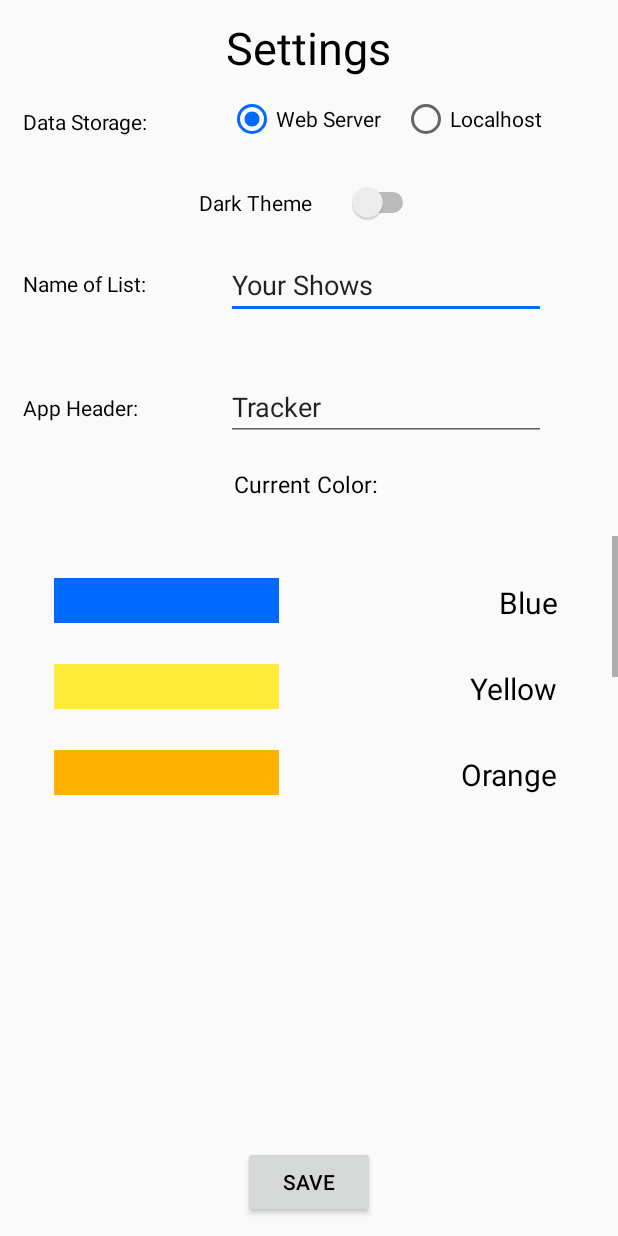
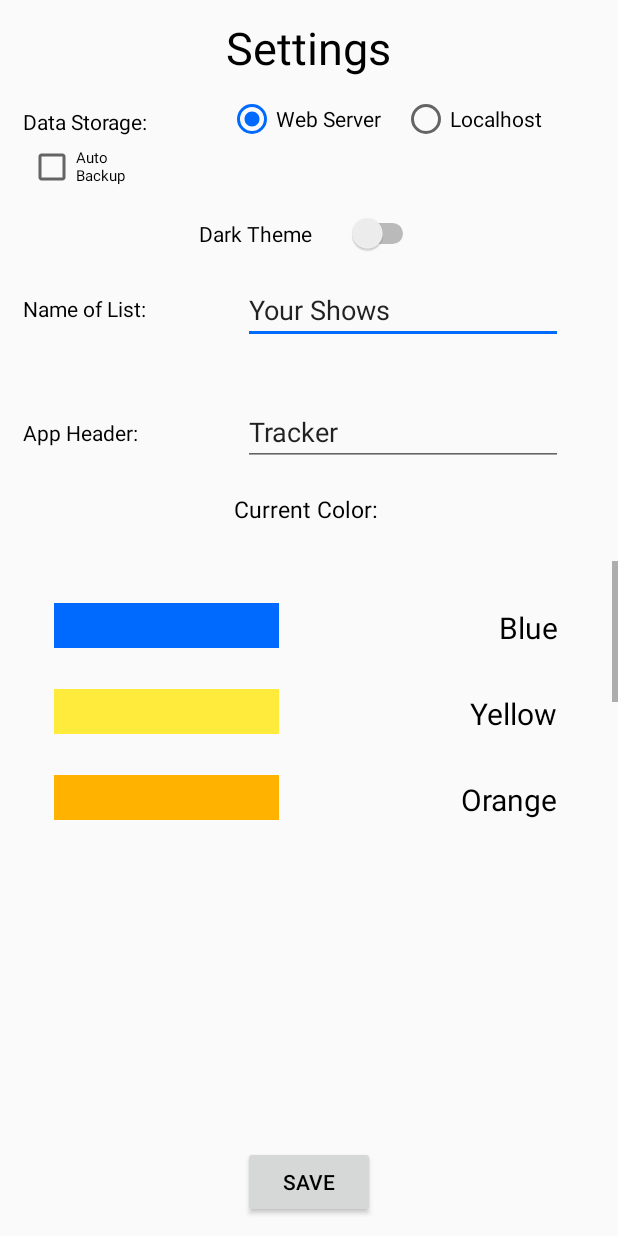
Before and after one commit to Achuna/Show_Tracker, an Android app: the MainActivity screen opened directly, with no data from a screen before it, in the options menu, after a tap on "Settings", on a phone screen of 412 x 824 dp. Run offline under Robolectric (Android 15) with nearby library versions, the phone set to English and light mode, and no system bars.

Commit message:
Added auto backup options to settings (Increase data stability)

```diff
--- a/app/src/main/java/com/example/achuna/tracker/Done.java
+++ b/app/src/main/java/com/example/achuna/tracker/Done.java
@@ -122,6 +122,7 @@ public class Done extends AppCompatActivity {
 
     public void backup() {
 
+        if(MainActivity.autoBackup) {
             ArrayList<DataObject> shows = new ArrayList<>();
             for (int i = 0; i < MainActivity.list.size(); i++) {
                 int notifications = (MainActivity.list.get(i).getNotifications())? 1:0;
@@ -159,6 +160,8 @@ public class Done extends AppCompatActivity {
                     }
                 }
             }).execute(shows);
+        }
+
     }
 
     @Override
--- a/app/src/main/java/com/example/achuna/tracker/EditorActivity.java
+++ b/app/src/main/java/com/example/achuna/tracker/EditorActivity.java
@@ -553,6 +553,7 @@ public class EditorActivity extends Activity {
 
     public void backup() {
 
+        if(MainActivity.autoBackup) {
             ArrayList<DataObject> shows = new ArrayList<>();
             for (int i = 0; i < MainActivity.list.size(); i++) {
                 int notifications = (MainActivity.list.get(i).getNotifications())? 1:0;
@@ -592,6 +593,7 @@ public class EditorActivity extends Activity {
             }).execute(shows);
         }
 
+    }
 
     public void saveAllData(ArrayList<Episode> a, ArrayList<Episode> b, ArrayList<Episode> c) {
         if (((a.size() + b.size() + c.size()) > 0)) database.clearShows();
--- a/app/src/main/java/com/example/achuna/tracker/MainActivity.java
+++ b/app/src/main/java/com/example/achuna/tracker/MainActivity.java
@@ -70,6 +70,8 @@ public class MainActivity extends AppCompatActivity implements NavigationView.On
     String backupTime = "0 Backups Found";
     static String localhostIP = "";
     static int dataStorage = 1; //1: Web server, 2: localhost
+    static boolean autoBackup = false;
+
 
     @Override
     protected void onCreate(Bundle savedInstanceState) {
@@ -89,6 +91,7 @@ public class MainActivity extends AppCompatActivity implements NavigationView.On
         SharedPreferences storage = getSharedPreferences("Storage", MODE_PRIVATE);
         localhostIP = storage.getString("ip", "");
         dataStorage = storage.getInt("host", 1);
+        autoBackup = storage.getBoolean("auto", false);
 
         SharedPreferences backup = getSharedPreferences("Backup Time", MODE_PRIVATE);
         backupTime = backup.getString("time", backupTime);
@@ -237,13 +240,14 @@ public class MainActivity extends AppCompatActivity implements NavigationView.On
     }
 
     public void backup() {
-
+        if(autoBackup) {
             new DatabaseBackup(MainActivity.this, localhostIP, dataStorage, new DatabaseBackup.AsyncResponse() {
                 @Override
                 public void processFinished(boolean result) {
                     if (result) setBackupTime();
                 }
             }).execute(getAllShows());
+        }
     }
 
     /**
--- a/app/src/main/java/com/example/achuna/tracker/Planning.java
+++ b/app/src/main/java/com/example/achuna/tracker/Planning.java
@@ -117,6 +117,7 @@ public class Planning extends AppCompatActivity {
 
     public void backup() {
 
+        if(MainActivity.autoBackup) {
             ArrayList<DataObject> shows = new ArrayList<>();
             for (int i = 0; i < MainActivity.list.size(); i++) {
                 int notifications = (MainActivity.list.get(i).getNotifications())? 1:0;
@@ -154,6 +155,8 @@ public class Planning extends AppCompatActivity {
                     }
                 }
             }).execute(shows);
+        }
+
     }
 
     @Override
--- a/app/src/main/java/com/example/achuna/tracker/Settings.java
+++ b/app/src/main/java/com/example/achuna/tracker/Settings.java
@@ -30,6 +30,7 @@ public class Settings extends AppCompatActivity {
     Button settingSaveBtn;
     RadioGroup radioGroup;
     RadioButton rbWeb, rbLocal;
+    CheckBox backupBox;
 
 
     boolean darkTheme = false;
@@ -88,6 +89,7 @@ public class Settings extends AppCompatActivity {
         radioGroup = findViewById(R.id.radioButtonStorageGroup);
         rbWeb = findViewById(R.id.webServerRB);
         rbLocal = findViewById(R.id.localHostRB);
+        backupBox = findViewById(R.id.backupCheckBox);
 
         darkThemeSwitch.setChecked(darkTheme);
 
@@ -97,13 +99,30 @@ public class Settings extends AppCompatActivity {
         settingMainScreenHeader.setText(titles.getString("Header", null));
 
 
-        if (MainActivity.dataStorage == 1) {
+        SharedPreferences storage = getSharedPreferences("Storage", MODE_PRIVATE);
+        if (storage.getInt("host", 1) == 1) {
             rbWeb.setChecked(true);
             rbLocal.setChecked(false);
         } else {
             rbLocal.setChecked(true);
             rbWeb.setChecked(false);
         }
+
+        if (storage.getBoolean("auto", false)) {
+            backupBox.setChecked(true);
+        } else {
+            backupBox.setChecked(false);
+        }
+
+        backupBox.setOnClickListener(new View.OnClickListener() {
+            @Override
+            public void onClick(View v) {
+                    SharedPreferences storage = getSharedPreferences("Storage", MODE_PRIVATE);
+                    SharedPreferences.Editor editor = storage.edit();
+                    editor.putBoolean("auto", backupBox.isChecked());
+                    editor.apply();
+            }
+        });
 
         rbLocal.setOnClickListener(new View.OnClickListener() {
             @Override
@@ -255,6 +274,18 @@ public class Settings extends AppCompatActivity {
         super.onStop();
     }
 
+    @Override
+    protected void onRestart() {
+        if (MainActivity.dataStorage == 1) {
+            rbWeb.setChecked(true);
+            rbLocal.setChecked(false);
+        } else {
+            rbLocal.setChecked(true);
+            rbWeb.setChecked(false);
+        }
+        super.onRestart();
+    }
+
     private void saveSettingData() {
         SharedPreferences settings = getSharedPreferences("Settings", MODE_PRIVATE);
         SharedPreferences.Editor editor = settings.edit();
--- a/app/src/main/res/layout/activity_settings.xml
+++ b/app/src/main/res/layout/activity_settings.xml
@@ -23,7 +23,7 @@
         android:layout_height="wrap_content"
         android:layout_alignParentTop="true"
         android:layout_centerHorizontal="true"
-        android:layout_marginTop="121dp"
+        android:layout_marginTop="142dp"
         android:text="Dark Theme       " />
 
     <EditText
@@ -31,8 +31,8 @@
         android:layout_width="wrap_content"
         android:layout_height="wrap_content"
         android:layout_alignParentTop="true"
-        android:layout_alignStart="@+id/settingsTitle"
-        android:layout_marginTop="167dp"
+        android:layout_alignStart="@+id/settingsSaveBtn"
+        android:layout_marginTop="184dp"
         android:ems="10"
         android:inputType="textPersonName"
         android:singleLine="true"
@@ -125,6 +125,16 @@
             android:text="Localhost" />
     </RadioGroup>
 
+    <CheckBox
+        android:id="@+id/backupCheckBox"
+        android:layout_width="75dp"
+        android:layout_height="wrap_content"
+        android:layout_alignStart="@+id/textView3"
+        android:layout_below="@+id/radioButtonStorageGroup"
+        android:layout_marginStart="3dp"
+        android:text="Auto Backup"
+        android:textSize="10sp" />
+
     <TextView
         android:id="@+id/textView"
         android:layout_width="wrap_content"
```
Lines whose indentation alone changed are shown as unchanged.
